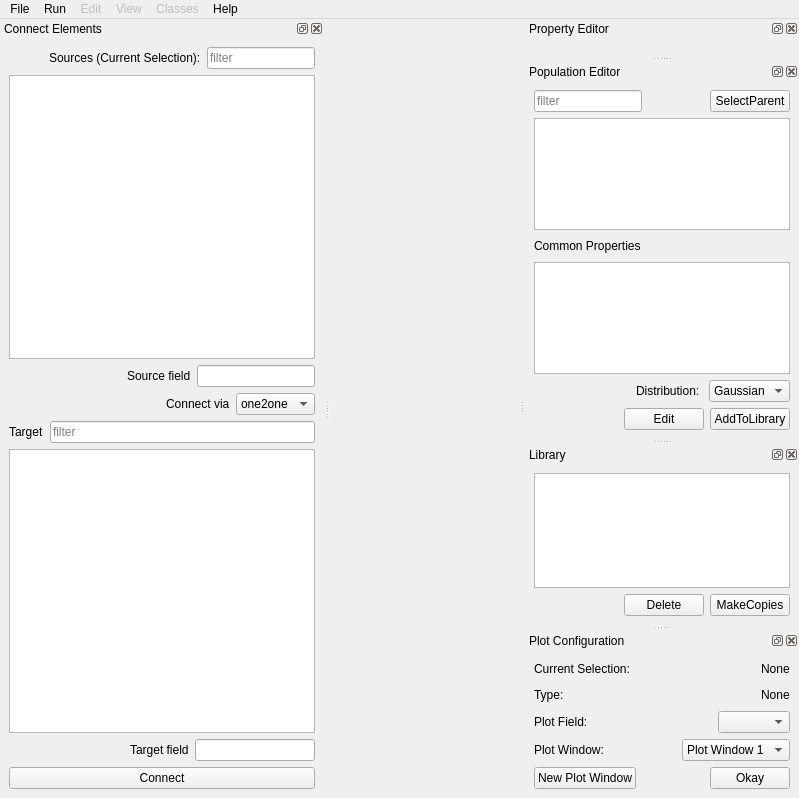
Before: the Qt Designer form moose/branches/dh_branch/gui/newgui.ui in physicalist/ncbs-moose, drawn with Qt 5.
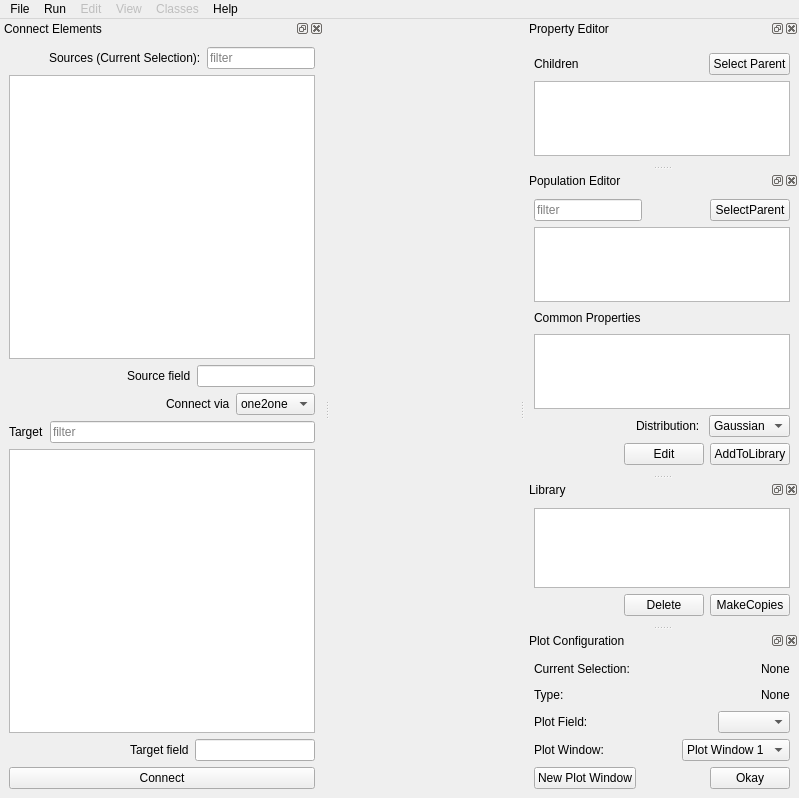
After: the same form once the commit is applied. Custom widgets are drawn as their Qt base class.

Commit message: mashed up moosetree and object editor into property editor

The edit to the form file:
```diff
--- a/moose/branches/dh_branch/gui/newgui.ui
+++ b/moose/branches/dh_branch/gui/newgui.ui
@@ -207,6 +207,12 @@
    <addaction name="menuHelp"/>
   </widget>
   <widget class="QDockWidget" name="mooseObjectEditDock">
+   <property name="sizePolicy">
+    <sizepolicy hsizetype="Expanding" vsizetype="Expanding">
+     <horstretch>0</horstretch>
+     <verstretch>0</verstretch>
+    </sizepolicy>
+   </property>
    <property name="windowTitle">
     <string>Property Editor</string>
    </property>
@@ -225,6 +231,72 @@
        </property>
       </widget>
      </item>
+     <item>
+      <layout class="QHBoxLayout" name="horizontalLayout_21">
+       <item>
+        <widget class="QLabel" name="label_12">
+         <property name="text">
+          <string>Children</string>
+         </property>
+        </widget>
+       </item>
+       <item>
+        <spacer name="horizontalSpacer_16">
+         <property name="orientation">
+          <enum>Qt::Horizontal</enum>
+         </property>
+         <property name="sizeHint" stdset="0">
+          <size>
+           <width>40</width>
+           <height>20</height>
+          </size>
+         </property>
+        </spacer>
+       </item>
+       <item>
+        <widget class="QPushButton" name="propEditorSelParentPushButton">
+         <property name="text">
+          <string>Select Parent</string>
+         </property>
+        </widget>
+       </item>
+      </layout>
+     </item>
+     <item>
+      <widget class="QListWidget" name="propEditorChildListWidget">
+       <property name="sizePolicy">
+        <sizepolicy hsizetype="Expanding" vsizetype="Fixed">
+         <horstretch>0</horstretch>
+         <verstretch>0</verstretch>
+        </sizepolicy>
+       </property>
+       <property name="maximumSize">
+        <size>
+         <width>16777215</width>
+         <height>75</height>
+        </size>
+       </property>
+       <property name="editTriggers">
+        <set>QAbstractItemView::DoubleClicked|QAbstractItemView::EditKeyPressed|QAbstractItemView::SelectedClicked</set>
+       </property>
+       <property name="alternatingRowColors">
+        <bool>true</bool>
+       </property>
+      </widget>
+     </item>
+     <item>
+      <spacer name="verticalSpacer_2">
+       <property name="orientation">
+        <enum>Qt::Vertical</enum>
+       </property>
+       <property name="sizeHint" stdset="0">
+        <size>
+         <width>20</width>
+         <height>40</height>
+        </size>
+       </property>
+      </spacer>
+     </item>
     </layout>
    </widget>
   </widget>
```
The commit also changes 2 other files.
